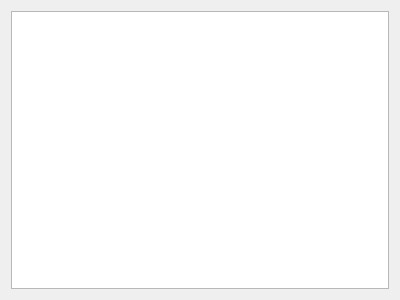
Old version of the form SSLServer/src/sslserverwindow.ui in the repository ViewMind/VMAPP.
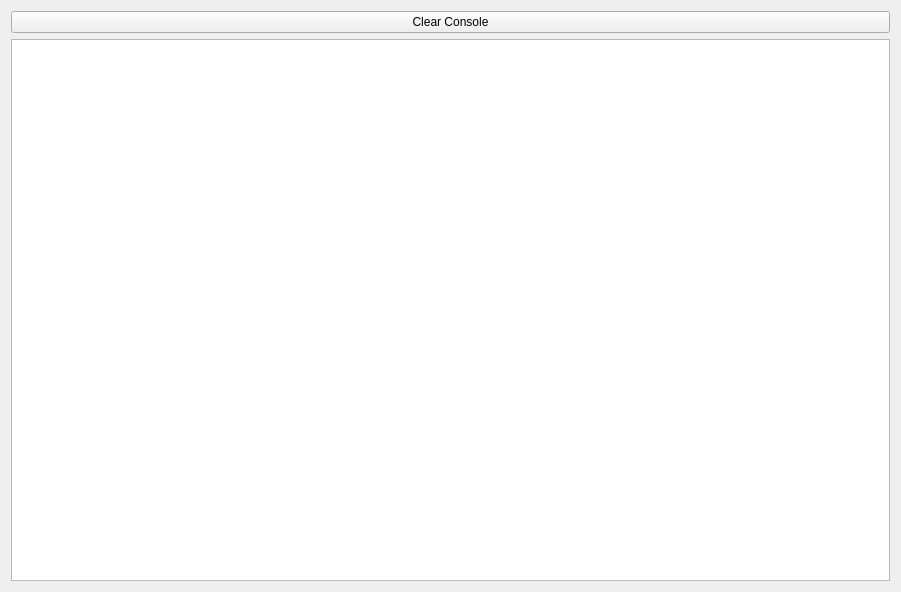
New version of the form.

Patch:
```diff
--- a/SSLServer/src/sslserverwindow.ui
+++ b/SSLServer/src/sslserverwindow.ui
@@ -6,8 +6,8 @@
    <rect>
     <x>0</x>
     <y>0</y>
-    <width>400</width>
-    <height>300</height>
+    <width>901</width>
+    <height>592</height>
    </rect>
   </property>
   <property name="windowTitle">
@@ -15,6 +15,13 @@
   </property>
   <widget class="QWidget" name="centralWidget">
    <layout class="QVBoxLayout" name="verticalLayout">
+    <item>
+     <widget class="QPushButton" name="pbClearConsole">
+      <property name="text">
+       <string>Clear Console</string>
+      </property>
+     </widget>
+    </item>
     <item>
      <widget class="QPlainTextEdit" name="pteLog"/>
     </item>
```
